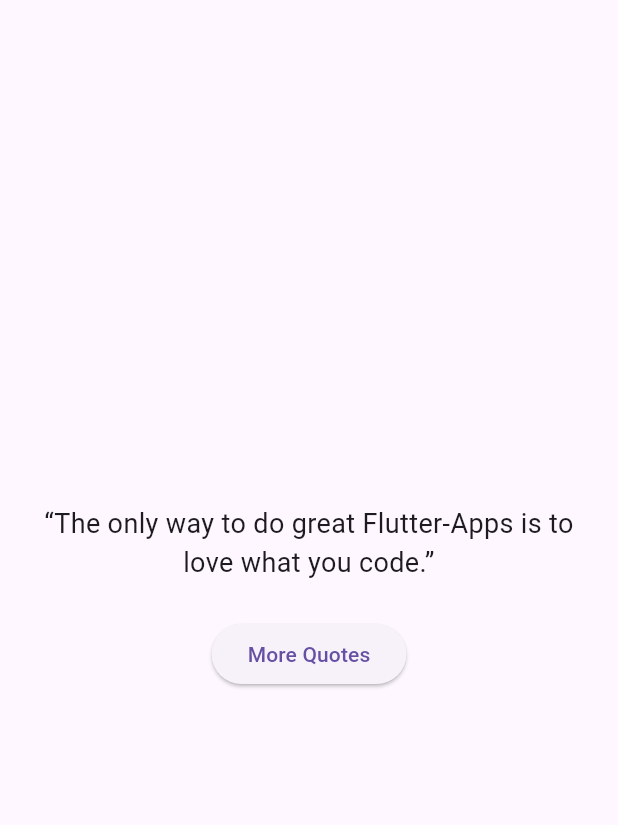
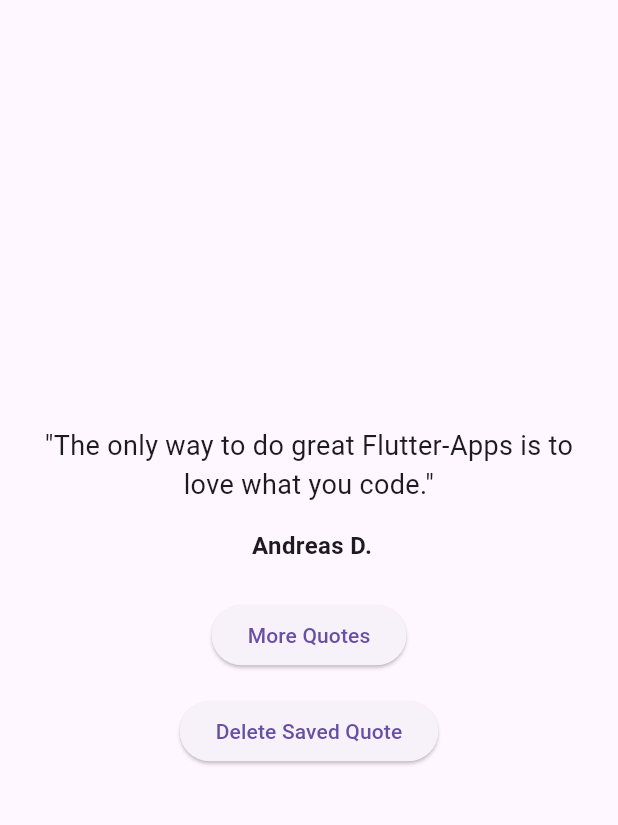
Before and after one commit to Dopa91/project_quotes_app, a Flutter app: the screen it shows after launch, on a phone screen of 412 x 824 dp, the part 63-888 px from its top. Run offline on Flutter 3.47's test engine with Material 3 defaults, Android fonts, the phone set to English and light mode, and no system bars; our stand-ins replace shared_preferences.

Commit message:
added SharedPreferences. & new function to show more quotes and delete quote and set to default quote

```diff
--- a/lib/quote_screen.dart
+++ b/lib/quote_screen.dart
@@ -1,7 +1,82 @@
+import 'dart:convert';
 import 'package:flutter/material.dart';
+import 'package:http/http.dart' as http;
+import 'package:shared_preferences/shared_preferences.dart';
 
-class QuoteScreen extends StatelessWidget {
+class QuoteScreen extends StatefulWidget {
   const QuoteScreen({super.key});
+
+  @override
+  State<QuoteScreen> createState() => _QuoteScreenState();
+}
+
+class _QuoteScreenState extends State<QuoteScreen> {
+  String quote =
+      'The only way to do great Flutter-Apps is to love what you code.';
+  String author = "Andreas D.";
+
+  @override
+  void initState() {
+    super.initState();
+    getSavedQuote();
+  }
+
+  Future<void> getSavedQuote() async {
+    final prefs = await SharedPreferences.getInstance();
+    setState(() {
+      quote = prefs.getString('quote') ?? quote;
+      author = prefs.getString('author') ?? author;
+    });
+  }
+
+  Future<void> saveQuote(String quote, String author) async {
+    final prefs = await SharedPreferences.getInstance();
+    await prefs.setString('quote', quote);
+    await prefs.setString('author', author);
+  }
+
+  Future<void> deleteQuote() async {
+    final prefs = await SharedPreferences.getInstance();
+    await prefs.remove('quote');
+    await prefs.remove('author');
+    setState(() {
+      quote = 'The only way to do great Flutter-Apps is to love what you code.';
+      author = "Andreas D.";
+    });
+  }
+
+  Future<void> fetchQuote() async {
+    const String apiUrl = 'https://api.api-ninjas.com/v1/quotes';
+    const String apiKey = 'TytJONjNGfrSCo1kEFtEYQ==NXDFd1ZODlxkxTV3';
+
+    try {
+      final response = await http.get(
+        Uri.parse(apiUrl),
+        headers: {'X-Api-Key': apiKey},
+      );
+
+      if (response.statusCode == 200) {
+        final data = json.decode(response.body) as List<dynamic>;
+        if (data.isNotEmpty) {
+          setState(() {
+            quote = data[0]['quote'] as String;
+            author = data[0]['author'] as String;
+          });
+          await saveQuote(quote, author);
+        }
+      } else {
+        setState(() {
+          quote = "Error at loading new Quote";
+          author = "";
+        });
+      }
+    } catch (e) {
+      setState(() {
+        quote = "ERROR TRY AGAIN";
+        author = "";
+      });
+    }
+  }
 
   @override
   Widget build(BuildContext context) {
@@ -10,17 +85,31 @@ class QuoteScreen extends StatelessWidget {
       child: Column(
         mainAxisAlignment: MainAxisAlignment.center,
         children: [
-          const Text(
-            '“The only way to do great Flutter-Apps is to love what you code.”',
-            style: TextStyle(
+          Text(
+            '"$quote"',
+            style: const TextStyle(
               fontSize: 18,
+            ),
+            textAlign: TextAlign.center,
+          ),
+          const SizedBox(height: 16),
+          Text(
+            author.isNotEmpty ? ' $author' : '',
+            style: const TextStyle(
+              fontSize: 16,
+              fontWeight: FontWeight.bold,
             ),
             textAlign: TextAlign.center,
           ),
           const SizedBox(height: 24),
           ElevatedButton(
-            onPressed: () {},
+            onPressed: fetchQuote,
             child: const Text('More Quotes'),
+          ),
+          const SizedBox(height: 16),
+          ElevatedButton(
+            onPressed: deleteQuote,
+            child: const Text('Delete Saved Quote'),
           ),
         ],
       ),
--- a/pubspec.yaml
+++ b/pubspec.yaml
@@ -9,6 +9,8 @@ environment:
 dependencies:
   flutter:
     sdk: flutter
+  http: ^1.2.2
+  shared_preferences: ^2.3.3
 
 dev_dependencies:
   flutter_test:
```
Also changed, not shown: pubspec.lock, 10 other files.
